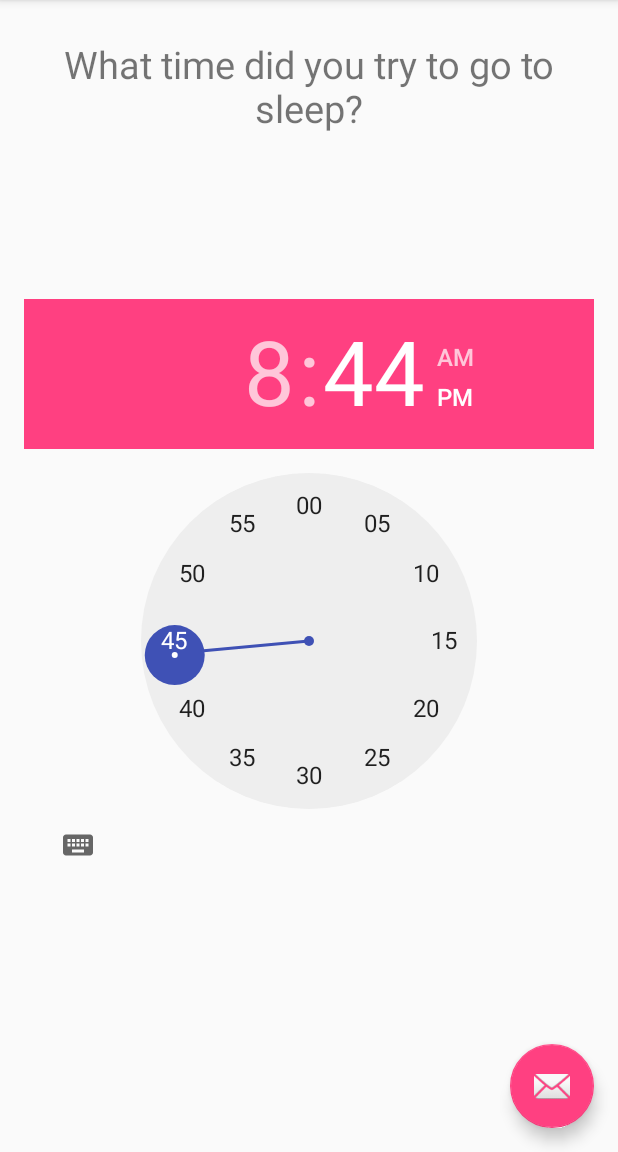
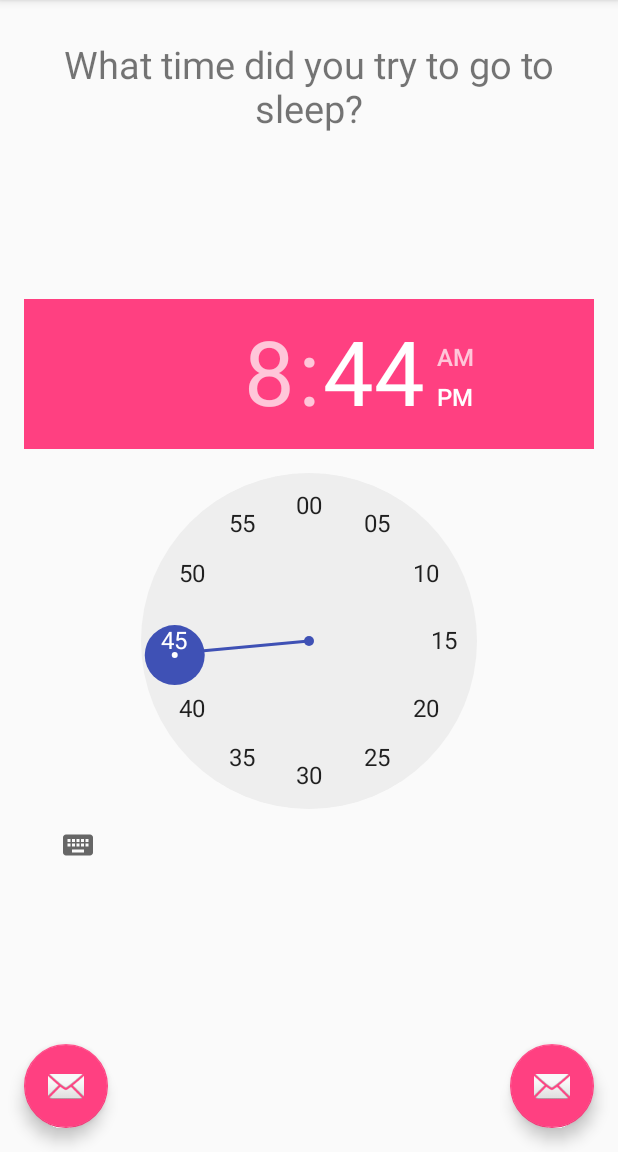
Before and after one commit to FSXAC/Lumohacks2017, an Android app: the screen it shows after launch (SleepSummary), after a tap on an icon or button, on a phone screen of 412 x 824 dp, the part 84-1236 px from its top. Run offline under Robolectric (Android 15) with nearby library versions, the phone set to English and light mode, and no system bars; 1 other tap on this screen came first.

Commit message:
added backwards buttongit add -A!

```diff
--- a/mobileapp/SleepTracker/app/src/main/res/layout/activity_sleep_summary.xml
+++ b/mobileapp/SleepTracker/app/src/main/res/layout/activity_sleep_summary.xml
@@ -22,12 +22,21 @@
     </android.support.design.widget.AppBarLayout>
 
     <android.support.design.widget.FloatingActionButton
-        android:id="@+id/fab"
+        android:id="@+id/next"
         android:layout_width="wrap_content"
         android:layout_height="wrap_content"
         android:layout_gravity="bottom|end"
         android:layout_margin="@dimen/fab_margin"
         app:srcCompat="@android:drawable/ic_dialog_email" />
+
+    <android.support.design.widget.FloatingActionButton
+        android:id="@+id/back"
+        android:layout_width="wrap_content"
+        android:layout_height="wrap_content"
+        android:layout_gravity="bottom|start"
+        android:layout_margin="@dimen/fab_margin"
+        app:srcCompat="@android:drawable/ic_dialog_email"
+        android:visibility="gone"/>
 
     <TimePicker
         android:id="@+id/timePicker"
```
Also changed, not shown: mobileapp/SleepTracker/app/src/main/java/kazoo/sleeptracker/SleepSummary.java (+57 -19 lines).
